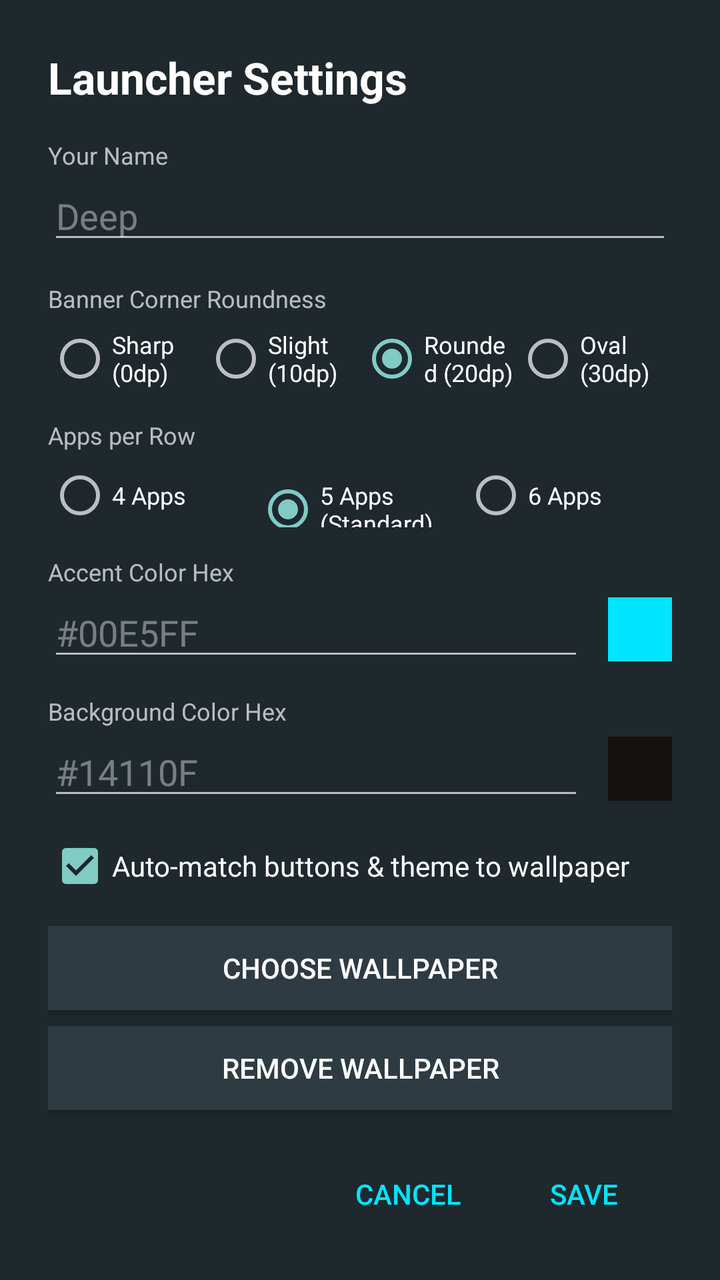
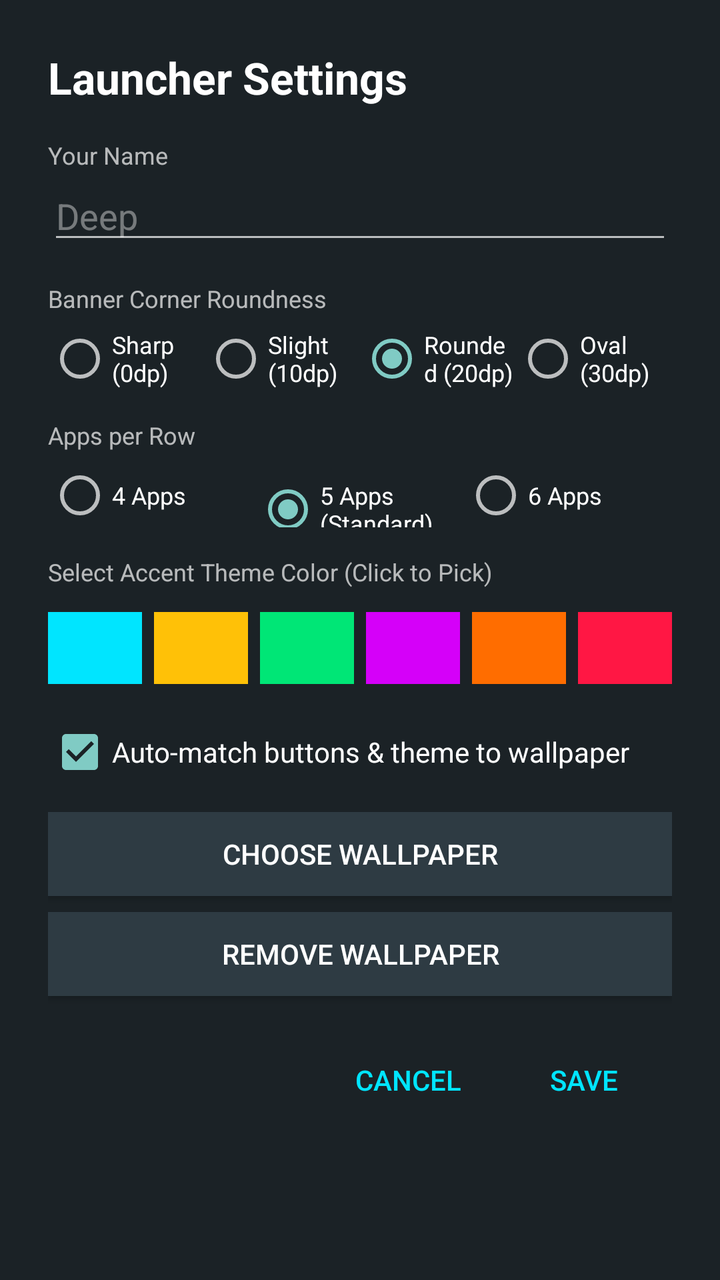

Two renders of the same Android screen: before a commit and after it. Below are the layout's source before the change and the commit's diff.
<!-- AndroidManifest.xml: application theme Theme.TVLauncher -->
<!-- res/layout/dialog_settings.xml -->
<?xml version="1.0" encoding="utf-8"?>
<ScrollView xmlns:android="http://schemas.android.com/apk/res/android"
    android:layout_width="540dp"
    android:layout_height="wrap_content"
    android:background="#1E282D"
    android:padding="24dp">

    <LinearLayout
        android:layout_width="match_parent"
        android:layout_height="wrap_content"
        android:orientation="vertical">

        <TextView
            android:layout_width="wrap_content"
            android:layout_height="wrap_content"
            android:text="Launcher Settings"
            android:textColor="#FFFFFF"
            android:textSize="22sp"
            android:textStyle="bold"
            android:layout_marginBottom="16dp"/>

        
        <TextView
            android:layout_width="wrap_content"
            android:layout_height="wrap_content"
            android:text="Your Name"
            android:textColor="#B0FFFFFF"
            android:textSize="12sp"/>
        <EditText
            android:id="@+id/etName"
            android:layout_width="match_parent"
            android:layout_height="wrap_content"
            android:hint="Deep"
            android:textColor="#FFFFFF"
            android:textColorHint="#66FFFFFF"
            android:layout_marginBottom="14dp"/>

        
        <TextView
            android:layout_width="wrap_content"
            android:layout_height="wrap_content"
            android:text="Banner Corner Roundness"
            android:textColor="#B0FFFFFF"
            android:textSize="12sp"
            android:layout_marginBottom="6dp"/>
        <RadioGroup
            android:id="@+id/rgCornerStyle"
            android:layout_width="match_parent"
            android:layout_height="wrap_content"
            android:orientation="horizontal"
            android:layout_marginBottom="14dp">
            <RadioButton
                android:id="@+id/rbCornerNone"
                android:layout_width="0dp"
                android:layout_height="wrap_content"
                android:layout_weight="1"
                android:text="Sharp (0dp)"
                android:textColor="#FFFFFF"
                android:textSize="12sp"/>
            <RadioButton
                android:id="@+id/rbCornerSharp"
                android:layout_width="0dp"
                android:layout_height="wrap_content"
                android:layout_weight="1"
                android:text="Slight (10dp)"
                android:textColor="#FFFFFF"
                android:textSize="12sp"/>
            <RadioButton
                android:id="@+id/rbCornerRounded"
                android:layout_width="0dp"
                android:layout_height="wrap_content"
                android:layout_weight="1"
                android:text="Rounded (20dp)"
                android:textColor="#FFFFFF"
                android:textSize="12sp"
                android:checked="true"/>
            <RadioButton
                android:id="@+id/rbCornerOval"
                android:layout_width="0dp"
                android:layout_height="wrap_content"
                android:layout_weight="1"
                android:text="Oval (30dp)"
                android:textColor="#FFFFFF"
                android:textSize="12sp"/>
        </RadioGroup>

        
        <TextView
            android:layout_width="wrap_content"
            android:layout_height="wrap_content"
            android:text="Apps per Row"
            android:textColor="#B0FFFFFF"
            android:textSize="12sp"
            android:layout_marginBottom="6dp"/>
        <RadioGroup
            android:id="@+id/rgColumns"
            android:layout_width="match_parent"
            android:layout_height="wrap_content"
            android:orientation="horizontal"
            android:layout_marginBottom="14dp">
            <RadioButton
                android:id="@+id/rbCol4"
                android:layout_width="0dp"
                android:layout_height="wrap_content"
                android:layout_weight="1"
                android:text="4 Apps"
                android:textColor="#FFFFFF"
                android:textSize="12sp"/>
            <RadioButton
                android:id="@+id/rbCol5"
                android:layout_width="0dp"
                android:layout_height="wrap_content"
                android:layout_weight="1"
                android:text="5 Apps (Standard)"
                android:textColor="#FFFFFF"
                android:textSize="12sp"
                android:checked="true"/>
            <RadioButton
                android:id="@+id/rbCol6"
                android:layout_width="0dp"
                android:layout_height="wrap_content"
                android:layout_weight="1"
                android:text="6 Apps"
                android:textColor="#FFFFFF"
                android:textSize="12sp"/>
        </RadioGroup>

        
        <TextView
            android:layout_width="wrap_content"
            android:layout_height="wrap_content"
            android:text="Accent Color Hex"
            android:textColor="#B0FFFFFF"
            android:textSize="12sp"/>
        <LinearLayout
            android:layout_width="match_parent"
            android:layout_height="wrap_content"
            android:orientation="horizontal"
            android:gravity="center_vertical"
            android:layout_marginBottom="12dp">
            <EditText
                android:id="@+id/etAccentColor"
                android:layout_width="0dp"
                android:layout_height="wrap_content"
                android:layout_weight="1"
                android:hint="#00E5FF"
                android:textColor="#FFFFFF"
                android:textColorHint="#66FFFFFF"/>
            <View
                android:id="@+id/previewAccentColor"
                android:layout_width="32dp"
                android:layout_height="32dp"
                android:layout_marginStart="12dp"
                android:background="#00E5FF"/>
        </LinearLayout>

        
        <TextView
            android:layout_width="wrap_content"
            android:layout_height="wrap_content"
            android:text="Background Color Hex"
            android:textColor="#B0FFFFFF"
            android:textSize="12sp"/>
        <LinearLayout
            android:layout_width="match_parent"
            android:layout_height="wrap_content"
            android:orientation="horizontal"
            android:gravity="center_vertical"
            android:layout_marginBottom="12dp">
            <EditText
                android:id="@+id/etBgColor"
                android:layout_width="0dp"
                android:layout_height="wrap_content"
                android:layout_weight="1"
                android:hint="#14110F"
                android:textColor="#FFFFFF"
                android:textColorHint="#66FFFFFF"/>
            <View
                android:id="@+id/previewBgColor"
                android:layout_width="32dp"
                android:layout_height="32dp"
                android:layout_marginStart="12dp"
                android:background="#14110F"/>
        </LinearLayout>

        <CheckBox
            android:id="@+id/cbAutoMatch"
            android:layout_width="wrap_content"
            android:layout_height="wrap_content"
            android:text="Auto-match buttons &amp; theme to wallpaper"
            android:textColor="#FFFFFF"
            android:checked="true"
            android:layout_marginBottom="14dp"/>

        <Button
            android:id="@+id/btnChooseWallpaper"
            android:layout_width="match_parent"
            android:layout_height="42dp"
            android:text="CHOOSE WALLPAPER"
            android:textColor="#FFFFFF"
            android:background="#2E3B43"
            android:layout_marginBottom="8dp"/>

        <Button
            android:id="@+id/btnRemoveWallpaper"
            android:layout_width="match_parent"
            android:layout_height="42dp"
            android:text="REMOVE WALLPAPER"
            android:textColor="#FFFFFF"
            android:background="#2E3B43"
            android:layout_marginBottom="18dp"/>

        <LinearLayout
            android:layout_width="match_parent"
            android:layout_height="wrap_content"
            android:gravity="end"
            android:orientation="horizontal">

            <Button
                android:id="@+id/btnCancel"
                android:layout_width="wrap_content"
                android:layout_height="wrap_content"
                android:text="CANCEL"
                android:textColor="#00E5FF"
                style="?android:attr/borderlessButtonStyle"/>

            <Button
                android:id="@+id/btnSave"
                android:layout_width="wrap_content"
                android:layout_height="wrap_content"
                android:text="SAVE"
                android:textColor="#00E5FF"
                style="?android:attr/borderlessButtonStyle"/>
        </LinearLayout>
    </LinearLayout>
</ScrollView>
<!-- resources referenced by this layout -->
<resources>
  <style name="Theme.TVLauncher" parent="Theme.AppCompat.NoActionBar">
          <item name="android:windowBackground">@android:color/black</item>
          <item name="android:windowNoTitle">true</item>
          <item name="android:windowActionBar">false</item>
      </style>
</resources>

<!-- the commit's change to res/layout/dialog_settings.xml (unified diff, before → after) -->
@@ -2,7 +2,7 @@
 <ScrollView xmlns:android="http://schemas.android.com/apk/res/android"
     android:layout_width="540dp"
     android:layout_height="wrap_content"
-    android:background="#1E282D"
+    android:background="#1B2226"
     android:padding="24dp">
 
     <LinearLayout
@@ -129,58 +129,72 @@
         <TextView
             android:layout_width="wrap_content"
             android:layout_height="wrap_content"
-            android:text="Accent Color Hex"
-            android:textColor="#B0FFFFFF"
-            android:textSize="12sp"/>
+            android:text="Select Accent Theme Color (Click to Pick)"
+            android:textColor="#B0FFFFFF"
+            android:textSize="12sp"
+            android:layout_marginBottom="8dp"/>
+
         <LinearLayout
-            android:layout_width="match_parent"
-            android:layout_height="wrap_content"
+            android:id="@+id/paletteColorsRow"
+            android:layout_width="match_parent"
+            android:layout_height="44dp"
             android:orientation="horizontal"
             android:gravity="center_vertical"
-            android:layout_marginBottom="12dp">
-            <EditText
-                android:id="@+id/etAccentColor"
-                android:layout_width="0dp"
-                android:layout_height="wrap_content"
-                android:layout_weight="1"
-                android:hint="#00E5FF"
-                android:textColor="#FFFFFF"
-                android:textColorHint="#66FFFFFF"/>
-            <View
-                android:id="@+id/previewAccentColor"
-                android:layout_width="32dp"
-                android:layout_height="32dp"
-                android:layout_marginStart="12dp"
-                android:background="#00E5FF"/>
-        </LinearLayout>
-
-        
-        <TextView
-            android:layout_width="wrap_content"
-            android:layout_height="wrap_content"
-            android:text="Background Color Hex"
-            android:textColor="#B0FFFFFF"
-            android:textSize="12sp"/>
-        <LinearLayout
-            android:layout_width="match_parent"
-            android:layout_height="wrap_content"
-            android:orientation="horizontal"
-            android:gravity="center_vertical"
-            android:layout_marginBottom="12dp">
-            <EditText
-                android:id="@+id/etBgColor"
-                android:layout_width="0dp"
-                android:layout_height="wrap_content"
-                android:layout_weight="1"
-                android:hint="#14110F"
-                android:textColor="#FFFFFF"
-                android:textColorHint="#66FFFFFF"/>
-            <View
-                android:id="@+id/previewBgColor"
-                android:layout_width="32dp"
-                android:layout_height="32dp"
-                android:layout_marginStart="12dp"
-                android:background="#14110F"/>
+            android:layout_marginBottom="14dp">
+
+            <View
+                android:id="@+id/colorCyan"
+                android:layout_width="0dp"
+                android:layout_height="36dp"
+                android:layout_weight="1"
+                android:layout_marginEnd="6dp"
+                android:background="#00E5FF"
+                android:focusable="true"
+                android:clickable="true"/>
+            <View
+                android:id="@+id/colorGold"
+                android:layout_width="0dp"
+                android:layout_height="36dp"
+                android:layout_weight="1"
+                android:layout_marginEnd="6dp"
+                android:background="#FFC107"
+                android:focusable="true"
+                android:clickable="true"/>
+            <View
+                android:id="@+id/colorGreen"
+                android:layout_width="0dp"
+                android:layout_height="36dp"
+                android:layout_weight="1"
+                android:layout_marginEnd="6dp"
+                android:background="#00E676"
+                android:focusable="true"
+                android:clickable="true"/>
+            <View
+                android:id="@+id/colorPurple"
+                android:layout_width="0dp"
+                android:layout_height="36dp"
+                android:layout_weight="1"
+                android:layout_marginEnd="6dp"
+                android:background="#D500F9"
+                android:focusable="true"
+                android:clickable="true"/>
+            <View
+                android:id="@+id/colorOrange"
+                android:layout_width="0dp"
+                android:layout_height="36dp"
+                android:layout_weight="1"
+                android:layout_marginEnd="6dp"
+                android:background="#FF6D00"
+                android:focusable="true"
+                android:clickable="true"/>
+            <View
+                android:id="@+id/colorRed"
+                android:layout_width="0dp"
+                android:layout_height="36dp"
+                android:layout_weight="1"
+                android:background="#FF1744"
+                android:focusable="true"
+                android:clickable="true"/>
         </LinearLayout>
 
         <CheckBox
